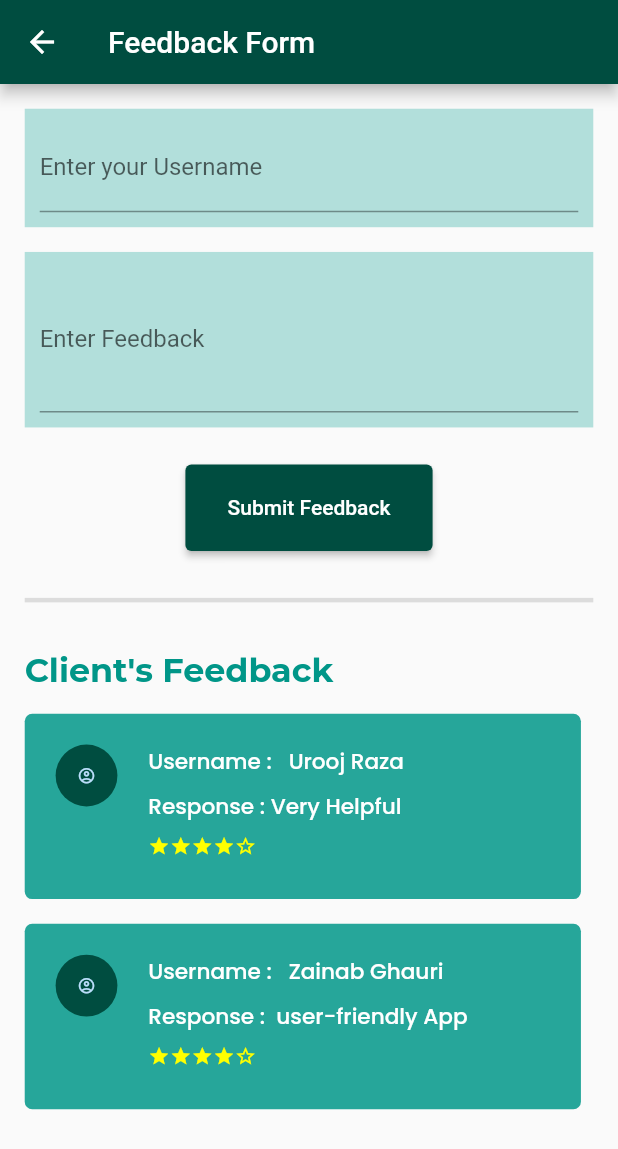
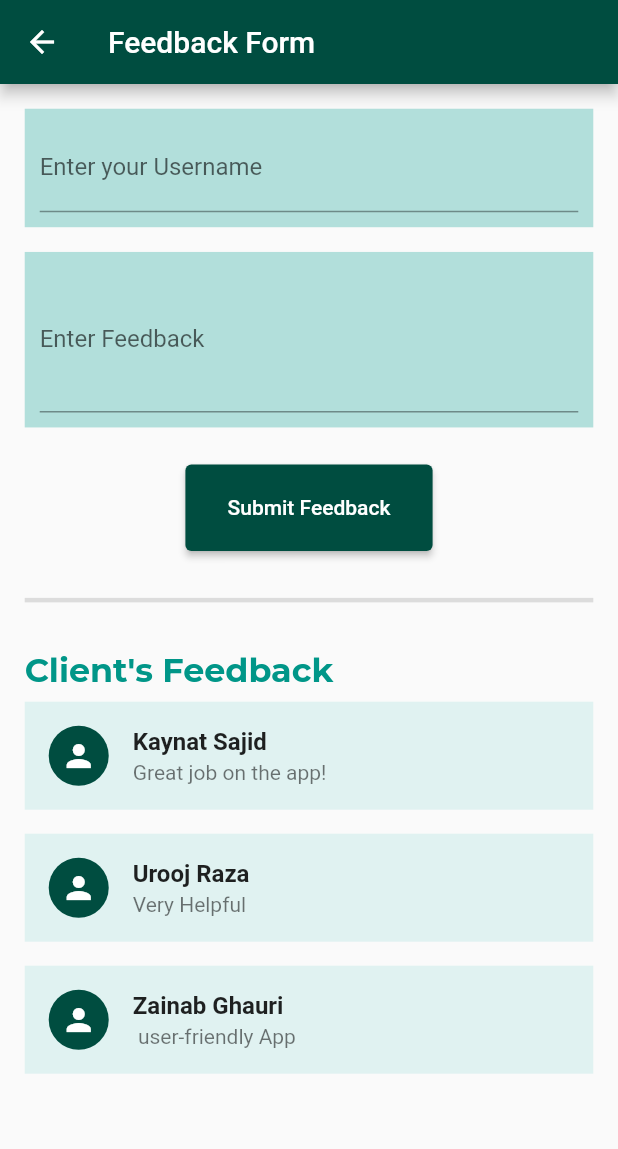
Before and after one commit to maryam-fatima/campus-mirador, a Flutter app: the FeedbackScreen screen opened directly, on a phone screen of 412 x 824 dp. Shown: the top 1149 px of the screen. Run offline on Flutter 3.47's test engine with Material 2 defaults, Android fonts, the phone set to English and light mode, and no system bars; our stand-ins replace cloud_firestore, firebase_auth, firebase_core, font_awesome_flutter, google_fonts, google_sign_in and 3 more; missing offline and left inert: chat_gpt_sdk; accounts and stored records are empty.

Commit message:
feedback

```diff
--- a/lib/screens/ar_screens/scan_building.dart
+++ b/lib/screens/ar_screens/scan_building.dart
@@ -92,7 +92,7 @@ class _ScanBuildingState extends State<ScanBuilding> {
                 margin: const EdgeInsets.only(top: 15),
                 padding: const EdgeInsets.all(2),
                 child: SizedBox(
-                  width: 150,
+                  width: 180,
                   child: TextButton(
                     onPressed: () {
                       //pickImageC();
@@ -121,7 +121,7 @@ class _ScanBuildingState extends State<ScanBuilding> {
                     color: Colors.teal.shade900,
                     borderRadius: BorderRadius.circular(5)),
                 child: SizedBox(
-                  width: 150,
+                  width: 180,
                   child: TextButton(
                     onPressed: () {
                       Navigator.push(
--- a/lib/screens/features/feedback.dart
+++ b/lib/screens/features/feedback.dart
@@ -19,7 +19,7 @@ class _FeedbackScreenState extends State<FeedbackScreen> {
   final TextEditingController feedbackController = TextEditingController();
 
   Map<String, String> feedbackMap = {
-    'JohnDoe': 'Great job on the app!',
+    'Kaynat Sajid': 'Great job on the app!',
     'Urooj Raza': 'Very Helpful',
     'Zainab Ghauri': ' user-friendly App',
   };
@@ -143,19 +143,33 @@ class _FeedbackScreenState extends State<FeedbackScreen> {
                     ),
                   ),
                 ),
-                const SizedBox(
-                  height: 16,
-                ),
-                GetFeedback(
-                  username: feedbackMap.keys.elementAt(1),
-                  feedback: feedbackMap.values.elementAt(1),
-                ),
                 SizedBox(
-                  height: screenSize.height * 0.02,
-                ),
-                GetFeedback(
-                  username: feedbackMap.keys.elementAt(2),
-                  feedback: feedbackMap.values.elementAt(2),
+                  height: 600,
+                  child: ListView.builder(
+                    itemCount: feedbackMap.length,
+                    itemBuilder: (context, index) {
+                      return Container(
+                        color: Colors.teal.shade50,
+                        margin: EdgeInsets.symmetric(
+                            vertical: 8.0), // add margin here
+                        child: ListTile(
+                          leading: CircleAvatar(
+                            child: Icon(
+                              Icons.person,
+                              color: Colors.white,
+                            ),
+                            backgroundColor: Colors.teal.shade900,
+                          ),
+                          title: Text(
+                            '${feedbackMap.keys.elementAt(index)}',
+                            style: TextStyle(fontWeight: FontWeight.w700),
+                          ),
+                          subtitle:
+                              Text('${feedbackMap.values.elementAt(index)}'),
+                        ),
+                      );
+                    },
+                  ),
                 ),
               ],
             ),
```
